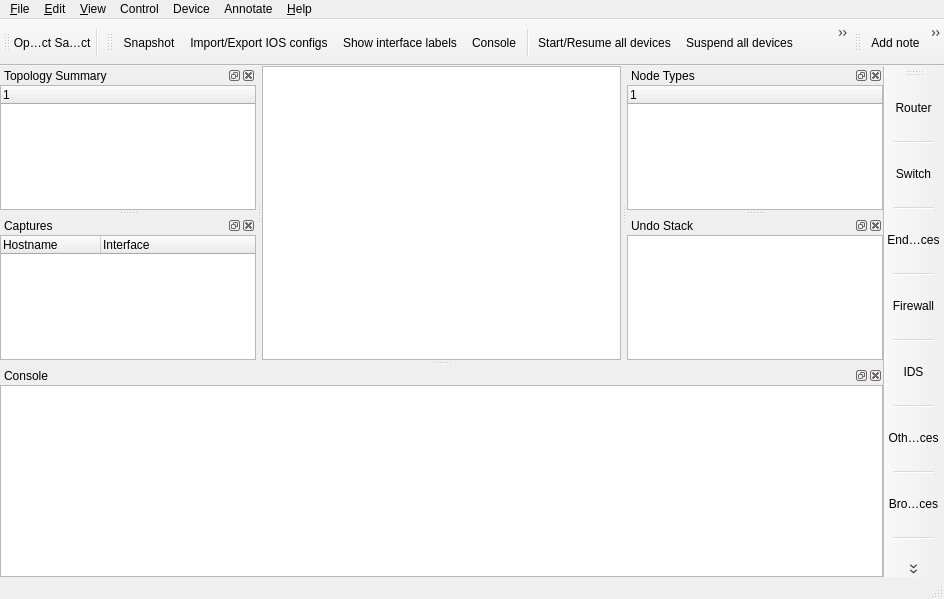
The window that src/GNS3/Ui/Form_MainWindow.ui (GNS3/gns3-legacy) describes before a commit, drawn with Qt 5.
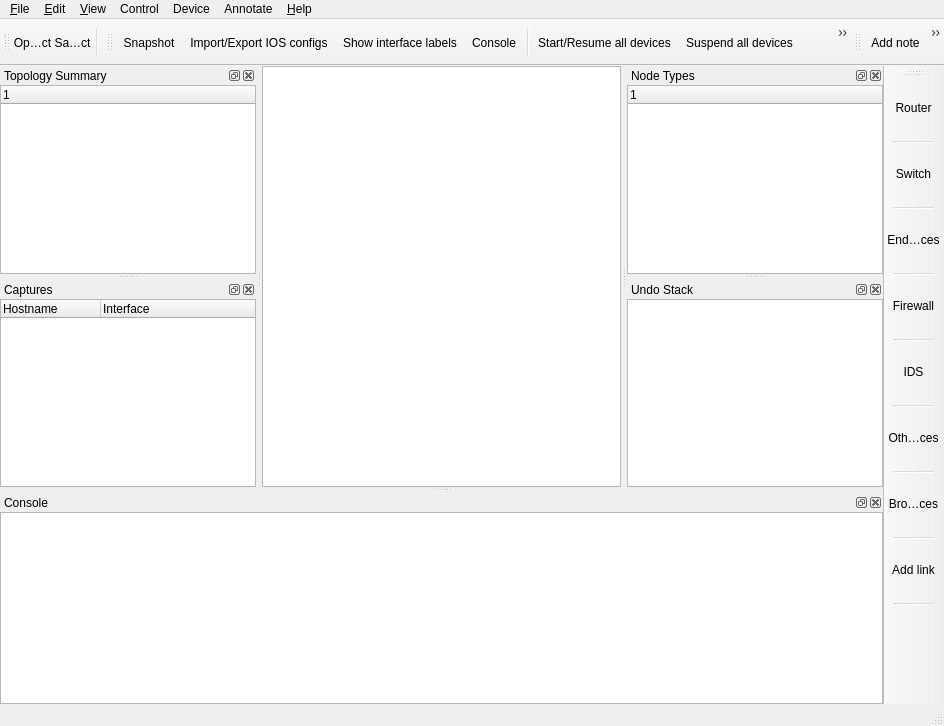
The same window after the commit. Icons and pictures are not drawn. Custom widgets are drawn as their Qt base class.

Commit message: Added status Tip to inform about the new multi-drop feature

```diff
--- a/src/GNS3/Ui/Form_MainWindow.ui
+++ b/src/GNS3/Ui/Form_MainWindow.ui
@@ -10,7 +10,7 @@
     <x>0</x>
     <y>0</y>
     <width>944</width>
-    <height>599</height>
+    <height>726</height>
    </rect>
   </property>
   <property name="windowTitle">
```
Left out of the diff: 4 changed lines with no effect on the pictures. The commit also changes 2 other files.
